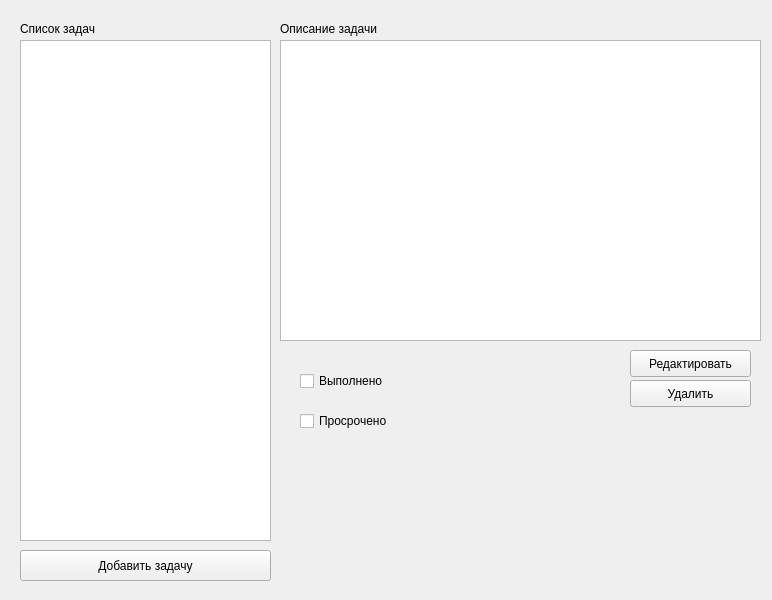
Qt form mainwindow.ui (antonkon/TodoApp) before a commit.
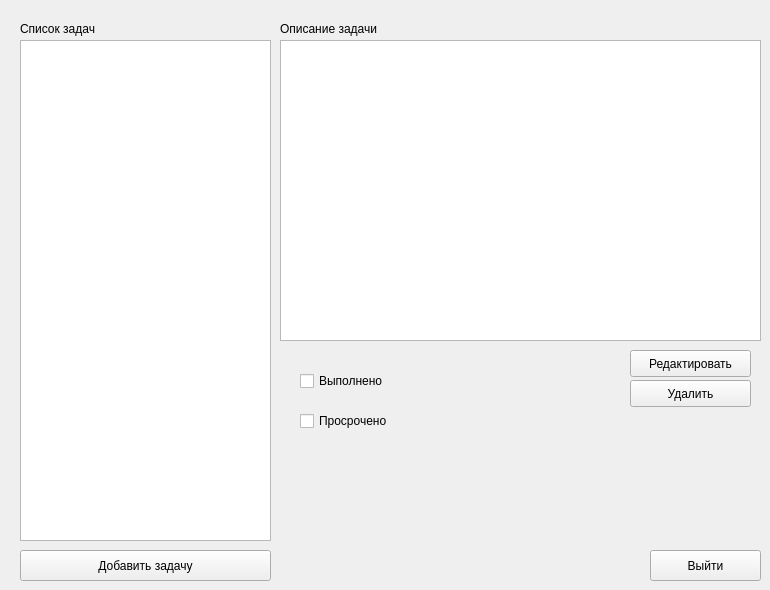
The same form after that commit.

Commit message: Added, dialog form for addition task, and work task in ui.

What changed in the file:
```diff
--- a/mainwindow.ui
+++ b/mainwindow.ui
@@ -6,8 +6,8 @@
    <rect>
     <x>0</x>
     <y>0</y>
-    <width>772</width>
-    <height>600</height>
+    <width>770</width>
+    <height>590</height>
    </rect>
   </property>
   <property name="windowTitle">
@@ -134,6 +134,19 @@
      </rect>
     </property>
    </widget>
+   <widget class="QPushButton" name="butExit">
+    <property name="geometry">
+     <rect>
+      <x>650</x>
+      <y>550</y>
+      <width>111</width>
+      <height>31</height>
+     </rect>
+    </property>
+    <property name="text">
+     <string>Выйти</string>
+    </property>
+   </widget>
   </widget>
  </widget>
  <resources/>
```
The commit also changes 6 other files.
